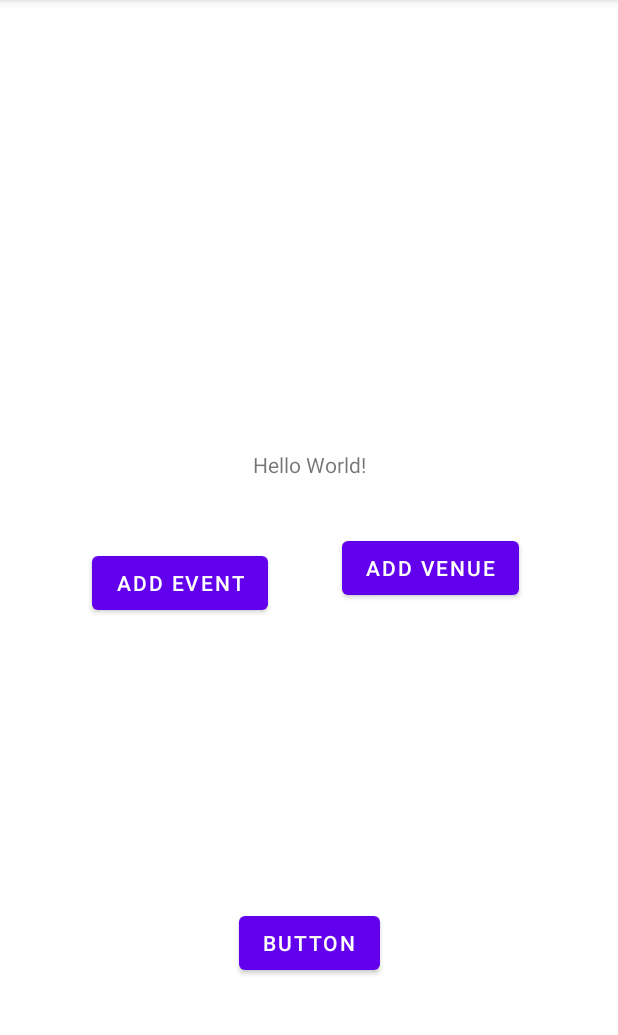
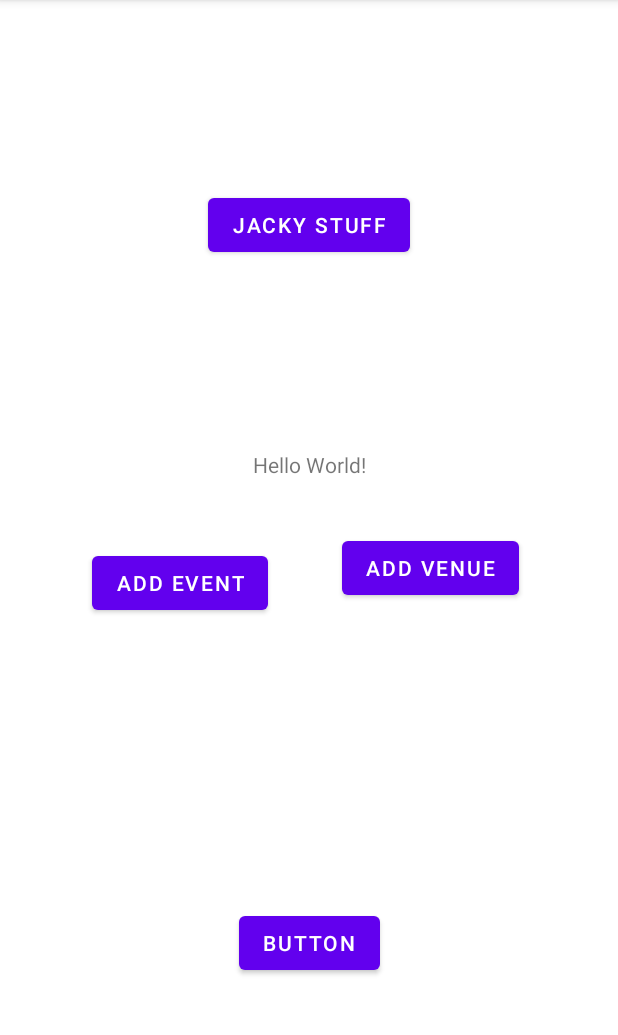
Before and after one commit to KleinKodes/SKADJ-CSCB07-Project, an Android app: the screen it shows after launch (MainActivity), on a phone screen of 412 x 824 dp, the part 84-1119 px from its top. Run offline under Robolectric (Android 15) with nearby library versions, the phone set to English and light mode, and no system bars; our stand-ins replace Firebase (no records; nobody signed in at launch, a user with empty details on screens opened directly).

Commit message:
Fixed merge errors between main and Jacky's Branch

```diff
--- a/app/src/main/AndroidManifest.xml
+++ b/app/src/main/AndroidManifest.xml
@@ -33,6 +33,8 @@
                 android:value=".MainActivity" />
         </activity>
 
+        <activity android:name=".UpcomingEventsDriver" android:exported="false"></activity>
+
         <activity
             android:name=".AddVenue"
             android:exported="false"
--- a/app/src/main/java/com/example/b07_project/MainActivity.java
+++ b/app/src/main/java/com/example/b07_project/MainActivity.java
@@ -74,5 +74,10 @@ public class MainActivity extends AppCompatActivity {
         startActivity(intent);
     }
 
+    public void transitionToUpComingEvents(View view){
+        Intent intent = new Intent(this, UpcomingEventsDriver.class);
+        startActivity(intent);
+    }
+
 
 }
--- a/app/src/main/res/layout/activity_main.xml
+++ b/app/src/main/res/layout/activity_main.xml
@@ -58,4 +58,15 @@
         app:layout_constraintStart_toStartOf="parent"
         app:layout_constraintTop_toBottomOf="@+id/addEvent" />
 
+    <Button
+        android:id="@+id/button8"
+        android:layout_width="wrap_content"
+        android:layout_height="wrap_content"
+        android:onClick="transitionToUpComingEvents"
+        android:text="JAcky stuff"
+        app:layout_constraintBottom_toTopOf="@+id/textView"
+        app:layout_constraintEnd_toEndOf="parent"
+        app:layout_constraintStart_toStartOf="parent"
+        app:layout_constraintTop_toTopOf="parent" />
+
 </androidx.constraintlayout.widget.ConstraintLayout>
--- a/app/src/main/res/layout/activity_upcoming_events_driver.xml
+++ b/app/src/main/res/layout/activity_upcoming_events_driver.xml
@@ -9,8 +9,8 @@
 
   <androidx.recyclerview.widget.RecyclerView
       android:id="@+id/upcomingEventsList"
-      android:layout_width="409dp"
-      android:layout_height="729dp"
+      android:layout_width="0dp"
+      android:layout_height="0dp"
       app:layout_constraintBottom_toBottomOf="parent"
       app:layout_constraintEnd_toEndOf="parent"
       app:layout_constraintStart_toStartOf="parent"
```
